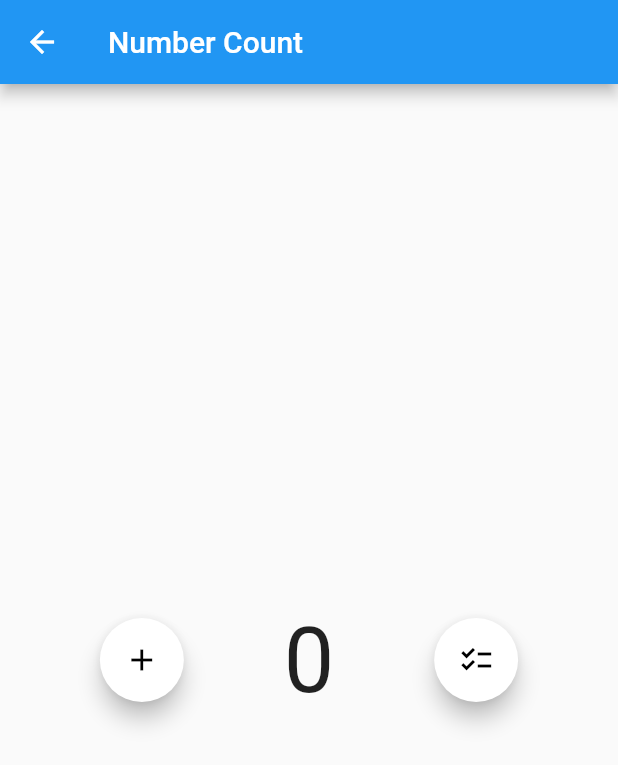
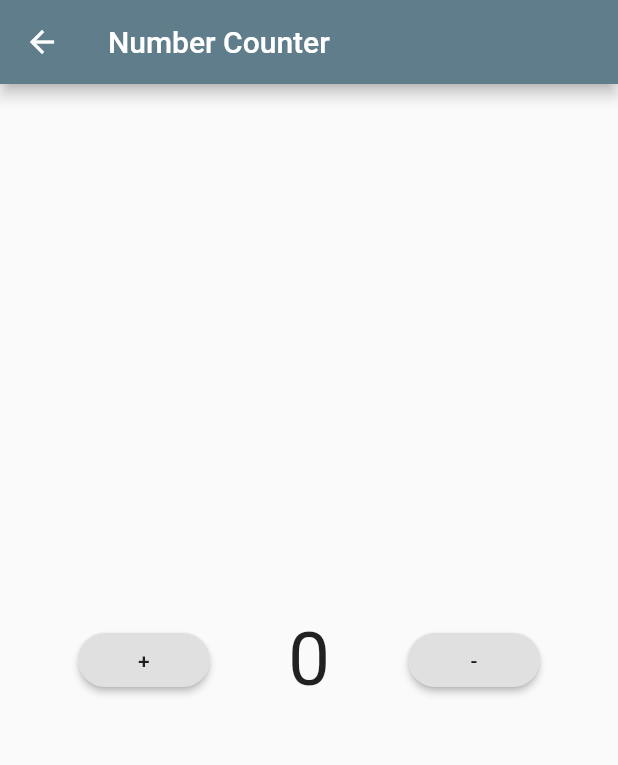
Before and after one commit to komodo-and-chill/frontend, a Flutter app: the screen it shows after launch, after a tap on "DishWasher", on a phone screen of 412 x 824 dp. Shown: the top 765 px of the screen. Run offline on Flutter 3.47's test engine with Material 2 defaults, Android fonts, the phone set to English and light mode, and no system bars; missing offline and left inert: flutter_google_places, geocoder, google_maps_webservice.

Commit message:
last tab

```diff
--- a/frontend/lib/main.dart
+++ b/frontend/lib/main.dart
@@ -2,6 +2,7 @@ import 'package:flutter/material.dart';
 import 'signup.dart';
 import 'package:flutter/services.dart';
 import 'tabs/home.dart';
+import 'tabs/lefttutils/washer.dart';
 
 void main() {
   SystemChrome.setSystemUIOverlayStyle(SystemUiOverlayStyle(statusBarColor: Colors.transparent));
@@ -29,6 +30,10 @@ class MyApp extends StatelessWidget {
       title: 'App',
       theme: ThemeData(primarySwatch: Colors.blue),
       home: Home(),
+      initialRoute: '/',
+      routes: {
+        '/counter': (context) => NumberCountDemo(),
+      }
     );
   }
 }
--- a/frontend/lib/tabs/home.dart
+++ b/frontend/lib/tabs/home.dart
@@ -1,4 +1,5 @@
 import 'package:flutter/material.dart';
+import 'package:frontend/tabs/lefttutils/washer.dart';
 import 'tabsmain.dart';
 import 'lefttab.dart';
 import 'righttab.dart';
@@ -14,7 +15,7 @@ class HomeState extends State<Home> with TickerProviderStateMixin{
   void initState(){
     super.initState();
 
-    controller = TabController(length: 3, vsync: this);
+    controller = TabController(length: 4, vsync: this);
   }
 
   @override
@@ -27,7 +28,7 @@ class HomeState extends State<Home> with TickerProviderStateMixin{
   Widget build(BuildContext context) {
     // print(check());
     return Scaffold(
-      body: getTabBarView(<Widget>[Left(), MainTab(), Right()]
+      body: getTabBarView(<Widget>[Left(), MainTab(), Right(), NumberCountDemo()]
       ),
       bottomNavigationBar: Material(
         color: Colors.blueGrey,
@@ -54,6 +55,9 @@ class HomeState extends State<Home> with TickerProviderStateMixin{
         ),
         Tab(
           icon: Icon(Icons.map)
+        ),
+        Tab(
+          icon: Icon(Icons.accessibility)
         )
       ],
       controller: controller,
--- a/frontend/lib/tabs/lefttab.dart
+++ b/frontend/lib/tabs/lefttab.dart
@@ -80,11 +80,12 @@ class LeftState extends State<Left> {
     );
   }
 
+  void _washer() {
+    Navigator.pushNamed(context, '/counter');
+  }
+
   void _timer() {
     Navigator.push(context, MaterialPageRoute(builder: (BuildContext context) => CountDownTimer())
     );
   }
-  void _washer() {
-    Navigator.push(context, MaterialPageRoute(builder:(BuildContext context) => NumberCountDemo()));
-  }
 }
--- a/frontend/lib/tabs/lefttutils/shower.dart
+++ b/frontend/lib/tabs/lefttutils/shower.dart
@@ -52,7 +52,7 @@ class _CountDownTimerState extends State<CountDownTimer>
     super.initState();
     controller = AnimationController(
       vsync: this,
-      duration: Duration(seconds: 600),
+      duration: Duration(seconds: 35),
     );
   }
 
--- a/frontend/lib/tabs/lefttutils/washer.dart
+++ b/frontend/lib/tabs/lefttutils/washer.dart
@@ -6,30 +6,35 @@ class NumberCountDemo extends StatefulWidget {
 }
 
 class _NumberCountDemoState extends State<NumberCountDemo> {
-
     @override
     Widget build(BuildContext context) {
       return Scaffold(
-      appBar: AppBar(title: Text('Number Count')),
+        appBar: AppBar(title: Text('Number Counter'), backgroundColor: Colors.blueGrey,),
         body: Container(
-        child: Center(
-          child: Row(
+          child: Column(
+            mainAxisAlignment: MainAxisAlignment.center,
+            children: <Widget>[
+              Row(
                 mainAxisAlignment: MainAxisAlignment.spaceEvenly,
                 children: <Widget>[
-              FloatingActionButton(
+                  RaisedButton(
+                    child: Text('+'),
+                    shape: RoundedRectangleBorder(
+                      borderRadius: BorderRadius.circular(20.0),
+                    ),
                     onPressed: add,
-                child: Icon(Icons.add, color: Colors.black),
-                backgroundColor: Colors.white,),
-              Text ('$_n', style: TextStyle(fontSize: 60.0)),
-              FloatingActionButton(
+                  ),
+                  Text('${_n}', style: TextStyle(fontSize: 50.0)),
+                  RaisedButton(
+                    child: Text('-'),
+                    shape: RoundedRectangleBorder(
+                      borderRadius: BorderRadius.circular(20.0),
+                    ),
                     onPressed: minus,
-                child: Icon(
-                  IconData(0xe15b, fontFamily: 'MaterialIcons'),
-                color: Colors.black),
-                backgroundColor: Colors.white,
                   )
                 ],
               ),
+            ],
           )
         )
     );
```
Also changed, not shown: frontend/lib/tabs/righttab.dart (+24 -9 lines), frontend/lib/tabs/tabsmain.dart (+9 -9 lines). Lines whose indentation alone changed are shown as unchanged.
